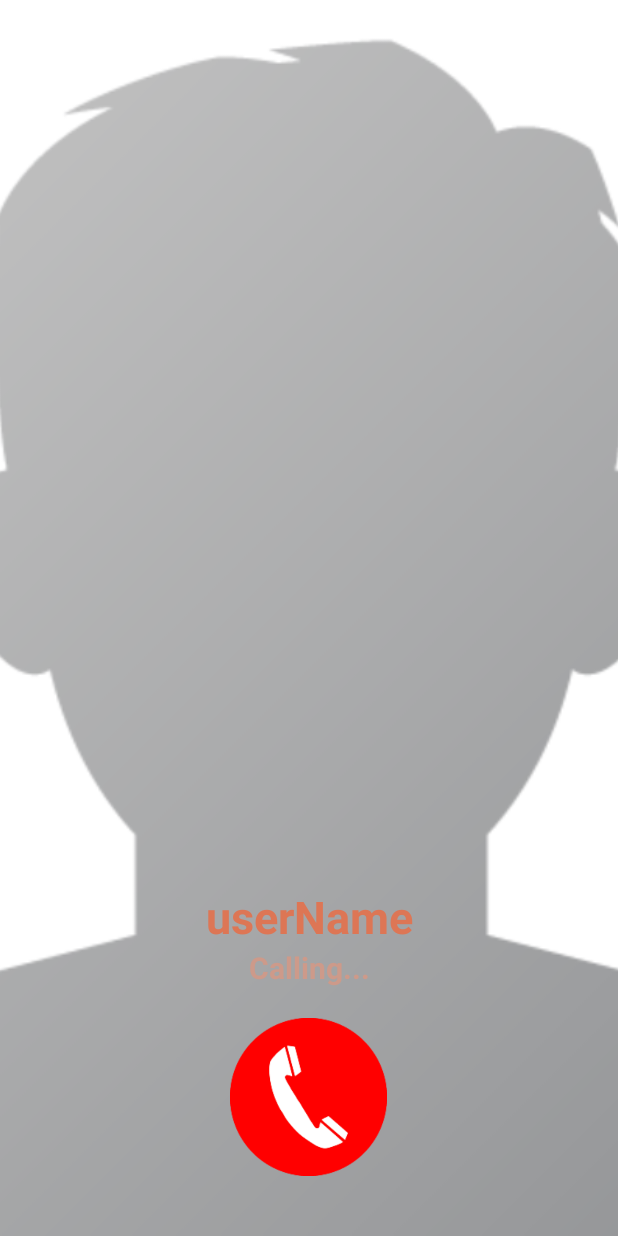
After one commit to saptarshisarkar555/gopshop, an Android app: the CallingActivity screen opened directly, with no data from a screen before it, on a phone screen of 412 x 824 dp. The commit adds this screen. Run offline under Robolectric (Android 15) with nearby library versions, the phone set to English and light mode, and no system bars; our stand-ins replace Firebase (no records; nobody signed in at launch, a user with empty details on screens opened directly), Picasso; pictures from the network do not load; 1 statement that could not run was skipped.

Commit message:
added video call feature but few error not fixed

```diff
--- a/app/build.gradle
+++ b/app/build.gradle
@@ -65,6 +65,11 @@ dependencies {
     implementation group: 'com.fasterxml.jackson.core', name: 'jackson-annotations', version: '2.9.2'
     implementation group: 'com.fasterxml.jackson.core', name: 'jackson-databind', version: '2.9.2'
     implementation 'androidx.multidex:multidex:2.0.0'
+    //videocall
+    implementation 'com.opentok.android:opentok-android-sdk:2.15.3'
+    implementation 'com.hbb20:ccp:2.1.9'
+    implementation 'pub.devrel:easypermissions:0.4.0'
+
     testImplementation 'junit:junit:4.12'
 }
 
--- /dev/null
+++ b/app/src/main/java/com/example/whatsapplite/CallingActivity.java
@@ -0,0 +1,289 @@
+package com.example.whatsapplite;
+
+import android.content.Intent;
+import android.media.MediaPlayer;
+import android.os.Bundle;
+import android.view.View;
+import android.widget.ImageView;
+import android.widget.TextView;
+
+import androidx.annotation.NonNull;
+import androidx.appcompat.app.AppCompatActivity;
+
+import com.google.android.gms.tasks.OnCompleteListener;
+import com.google.android.gms.tasks.Task;
+import com.google.firebase.auth.FirebaseAuth;
+import com.google.firebase.database.DataSnapshot;
+import com.google.firebase.database.DatabaseError;
+import com.google.firebase.database.DatabaseReference;
+import com.google.firebase.database.FirebaseDatabase;
+import com.google.firebase.database.ValueEventListener;
+import com.squareup.picasso.Picasso;
+
+import java.util.HashMap;
+
+public class CallingActivity extends AppCompatActivity {
+
+    private TextView nameContact;
+    private ImageView profileImage;
+    private ImageView cancelCallButton, acceptCallButton;
+    private String receiverUserId = "", receiverUserImage = "", receiverUserName = "";
+    private String senderUserId = "", senderUserImage = "", senderUserName = "", checker = "";
+    private String callingId = "", ringingId = "";
+    private DatabaseReference usersRef;
+
+    private MediaPlayer mediaPlayer;
+
+    @Override
+    protected void onCreate(Bundle savedInstanceState) {
+        super.onCreate(savedInstanceState);
+        setContentView(R.layout.activity_calling);
+
+        senderUserId = FirebaseAuth.getInstance().getCurrentUser().getUid();
+        receiverUserId = getIntent().getExtras().get("visit_user_id").toString();
+        usersRef = FirebaseDatabase.getInstance().getReference().child("Users");
+
+        nameContact = findViewById(R.id.username_calling);
+        profileImage = findViewById(R.id.profile_image_calling_Id);
+        cancelCallButton = findViewById(R.id.cancel_call_id);
+        acceptCallButton = findViewById(R.id.make_call_id);
+
+        mediaPlayer = MediaPlayer.create(this, R.raw.ringing);
+
+        cancelCallButton.setOnClickListener(new View.OnClickListener() {
+            @Override
+            public void onClick(View view) {
+
+                mediaPlayer.stop();
+
+                checker = "clicked";
+
+                cancelCallingUsers();
+            }
+        });
+
+        acceptCallButton.setOnClickListener(new View.OnClickListener() {
+            @Override
+            public void onClick(View view) {
+
+                mediaPlayer.stop();
+
+                final HashMap<String, Object> callingPickUpMap = new HashMap<>();
+                callingPickUpMap.put("picked", "picked");
+
+                usersRef.child(senderUserId)
+                        .child("Ringing")
+                        .updateChildren(callingPickUpMap)
+                        .addOnCompleteListener(new OnCompleteListener<Void>() {
+                            @Override
+                            public void onComplete(@NonNull Task<Void> task)
+                            {
+                                if (task.isSuccessful())
+                                {
+                                    Intent intent = new Intent(CallingActivity.this, VideoChatActivity.class);
+                                    startActivity(intent);
+                                }
+                            }
+                        });
+
+            }
+        });
+
+        getAndSetUserProfileInfo();
+    }
+
+    private void getAndSetUserProfileInfo() {
+
+        usersRef.addValueEventListener(new ValueEventListener() {
+            @Override
+            public void onDataChange(DataSnapshot dataSnapshot) {
+                if (dataSnapshot.child(receiverUserId).exists()) {
+                  //  receiverUserImage = dataSnapshot.child(receiverUserId).child("image").getValue().toString();
+                    Object messageReceiverImageObj = getIntent().getExtras().get("visit_image");
+                    if (messageReceiverImageObj != null) {
+                        receiverUserImage = messageReceiverImageObj.toString();
+                    } else {
+                        receiverUserImage = "default_image";
+                    }
+
+                    receiverUserName = dataSnapshot.child(receiverUserId).child("name").getValue().toString();
+
+                    nameContact.setText(receiverUserName);
+                    Picasso.get().load(receiverUserImage).placeholder(R.drawable.profile_image).into(profileImage);
+                }
+
+                if (dataSnapshot.child(senderUserId).exists()) {
+                    senderUserImage = dataSnapshot.child(senderUserId).child("image").getValue().toString();
+                    Object messageReceiverImageObj = getIntent().getExtras().get("visit_image");
+                    if (messageReceiverImageObj != null) {
+                        senderUserImage = messageReceiverImageObj.toString();
+                    } else {
+                        senderUserImage = "default_image";
+                    }
+
+                    senderUserName = dataSnapshot.child(senderUserId).child("name").getValue().toString();
+                }
+            }
+
+            @Override
+            public void onCancelled(DatabaseError databaseError) {
+
+            }
+        });
+    }
+
+    @Override
+    protected void onStart() {
+        super.onStart();
+        mediaPlayer.start();
+
+        usersRef.addListenerForSingleValueEvent(new ValueEventListener() {
+            @Override
+            public void onDataChange(DataSnapshot dataSnapshot) {
+                if (!checker.equals("clicked") && !dataSnapshot.hasChild("Calling") && !dataSnapshot.hasChild("Ringing")) {
+
+
+
+                    final HashMap<String, Object> callingInfo = new HashMap<>();
+                    callingInfo.put("calling", receiverUserId);
+
+                    usersRef.child(senderUserId)
+                            .child("Calling")
+                            .updateChildren(callingInfo)
+                            .addOnCompleteListener(new OnCompleteListener<Void>() {
+                                @Override
+                                public void onComplete(@NonNull Task<Void> task) {
+                                    if (task.isSuccessful()) {
+                                        final HashMap<String, Object> ringingInfo = new HashMap<>();
+                                        ringingInfo.put("ringing", senderUserId);
+
+                                        usersRef.child(receiverUserId)
+                                                .child("Ringing")
+                                                .updateChildren(ringingInfo);
+                                    }
+                                }
+                            });
+                    usersRef.addValueEventListener(new ValueEventListener() {
+                        @Override
+                        public void onDataChange(DataSnapshot dataSnapshot) {
+                            if (dataSnapshot.child(senderUserId).hasChild("Ringing") && !dataSnapshot.child(senderUserId).hasChild("Calling")) {
+                                acceptCallButton.setVisibility(View.VISIBLE);
+                            }
+
+
+                            if (dataSnapshot.child(receiverUserId).child("Ringing").hasChild("picked"))
+                            {
+                                mediaPlayer.stop();
+
+                                Intent intent = new Intent(CallingActivity.this, VideoChatActivity.class);
+                                startActivity(intent);
+                            }
+
+                        }
+
+                        @Override
+                        public void onCancelled(DatabaseError databaseError) {
+
+                        }
+                    });
+                }
+            }
+
+            @Override
+            public void onCancelled(DatabaseError databaseError) {
+
+            }
+        });
+    }
+
+    private void cancelCallingUsers() {
+
+        //-------------------------------------------from sender side
+        usersRef.child(senderUserId)
+                .child("Calling")
+                .addListenerForSingleValueEvent(new ValueEventListener() {
+                    @Override
+                    public void onDataChange(DataSnapshot dataSnapshot) {
+                        if (dataSnapshot.exists() && dataSnapshot.hasChild("calling")) {
+                            callingId = dataSnapshot.child("calling").getValue().toString();
+
+                            usersRef.child(callingId)
+                                    .child("Ringing")
+                                    .removeValue()
+                                    .addOnCompleteListener(new OnCompleteListener<Void>() {
+                                        @Override
+                                        public void onComplete(@NonNull Task<Void> task) {
+
+                                            if (task.isSuccessful()) {
+                                                usersRef.child(senderUserId)
+                                                        .child("Calling")
+                                                        .removeValue()
+                                                        .addOnCompleteListener(new OnCompleteListener<Void>() {
+                                                            @Override
+                                                            public void onComplete(@NonNull Task<Void> task) {
+                                                                startActivity(new Intent(CallingActivity.this, MainActivity.class));
+                                                                finish();
+                                                            }
+                                                        });
+                                            }
+
+                                        }
+                                    });
+
+                        }else{
+                            startActivity(new Intent(CallingActivity.this, MainActivity.class));
+                            finish();
+                        }
+                    }
+
+                    @Override
+                    public void onCancelled(DatabaseError databaseError) {
+
+                    }
+                });
+
+        //-------------------------------------------from receiver side
+        usersRef.child(senderUserId)
+                .child("Ringing")
+                .addListenerForSingleValueEvent(new ValueEventListener() {
+                    @Override
+                    public void onDataChange(DataSnapshot dataSnapshot) {
+                        if (dataSnapshot.exists() && dataSnapshot.hasChild("ringing")) {
+                            ringingId = dataSnapshot.child("ringing").getValue().toString();
+
+                            usersRef.child(ringingId)
+                                    .child("Calling")
+                                    .removeValue()
+                                    .addOnCompleteListener(new OnCompleteListener<Void>() {
+                                        @Override
+                                        public void onComplete(@NonNull Task<Void> task) {
+
+                                            if (task.isSuccessful()) {
+                                                usersRef.child(senderUserId)
+                                                        .child("Ringing")
+                                                        .removeValue()
+                                                        .addOnCompleteListener(new OnCompleteListener<Void>() {
+                                                            @Override
+                                                            public void onComplete(@NonNull Task<Void> task) {
+                                                                startActivity(new Intent(CallingActivity.this, MainActivity.class));
+                                                                finish();
+                                                            }
+                                                        });
+                                            }
+
+                                        }
+                                    });
+
+                        }else{
+                            startActivity(new Intent(CallingActivity.this, MainActivity.class));
+                            finish();
+                        }
+                    }
+
+                    @Override
+                    public void onCancelled(DatabaseError databaseError) {
+
+                    }
+                });
+    }
+}
--- /dev/null
+++ b/app/src/main/res/drawable/video_call_icon.xml
@@ -0,0 +1,5 @@
+<vector android:height="24dp" android:tint="#FFFFFF"
+    android:viewportHeight="24" android:viewportWidth="24"
+    android:width="24dp" xmlns:android="http://schemas.android.com/apk/res/android">
+    <path android:fillColor="@android:color/white" android:pathData="M17,10.5V7c0,-0.55 -0.45,-1 -1,-1H4c-0.55,0 -1,0.45 -1,1v10c0,0.55 0.45,1 1,1h12c0.55,0 1,-0.45 1,-1v-3.5l4,4v-11l-4,4zM14,13h-3v3H9v-3H6v-2h3V8h2v3h3v2z"/>
+</vector>
--- /dev/null
+++ b/app/src/main/res/layout/activity_calling.xml
@@ -0,0 +1,67 @@
+<?xml version="1.0" encoding="utf-8"?>
+<RelativeLayout xmlns:android="http://schemas.android.com/apk/res/android"
+    xmlns:tools="http://schemas.android.com/tools"
+    android:layout_width="match_parent"
+    android:layout_height="match_parent"
+    tools:context=".CallingActivity">
+
+    <ImageView
+        android:id="@+id/profile_image_calling_Id"
+        android:layout_width="match_parent"
+        android:layout_height="match_parent"
+        android:scaleType="centerCrop"
+        android:src="@drawable/profile_image"></ImageView>
+
+    <TextView
+        android:id="@+id/username_calling"
+        android:layout_width="match_parent"
+        android:layout_height="wrap_content"
+        android:layout_above="@+id/txt"
+        android:gravity="center"
+        android:maxLines="5"
+        android:text="userName"
+        android:textColor="@color/colorPrimary"
+        android:textSize="30sp"
+        android:textStyle="bold" />
+
+    <TextView
+        android:id="@+id/txt"
+        android:layout_width="match_parent"
+        android:layout_height="wrap_content"
+        android:layout_above="@+id/linear_layout_calling1"
+        android:gravity="center"
+        android:maxLines="5"
+        android:text="Calling..."
+        android:layout_marginBottom="20dp"
+        android:textColor="@color/colorAccent"
+        android:textSize="20sp"
+        android:textStyle="bold" />
+
+    <LinearLayout
+        android:id="@+id/linear_layout_calling1"
+        android:layout_width="match_parent"
+        android:layout_height="wrap_content"
+        android:layout_alignParentBottom="true"
+        android:layout_marginBottom="40dp"
+        android:gravity="center"
+        android:orientation="horizontal">
+
+        <ImageView
+            android:id="@+id/make_call_id"
+            android:layout_width="120dp"
+            android:layout_height="120dp"
+            android:layout_marginRight="60dp"
+            android:visibility="gone"
+            android:src="@drawable/make_call" />
+
+        <ImageView
+            android:id="@+id/cancel_call_id"
+            android:layout_width="110dp"
+            android:layout_height="105dp"
+            android:src="@drawable/cancel_call" />
+
+
+    </LinearLayout>
+
+
+</RelativeLayout>
--- a/build.gradle
+++ b/build.gradle
@@ -22,6 +22,8 @@ allprojects {
     repositories {
         google()
         jcenter()
+             maven { url 'https://maven.google.com' }
+             maven { url 'http://tokbox.bintray.com/maven' }
 
     }
 }
```
Also changed, not shown: app/src/main/AndroidManifest.xml (+11 -4 lines), app/src/main/java/com/example/whatsapplite/ChatActivity.java (+46 -1 lines), app/src/main/java/com/example/whatsapplite/VideoChatActivity.java (added, +213 -0 lines), app/src/main/res/layout/activity_video_chat.xml (added, +40 -0 lines), app/src/main/res/layout/custom_chat_bar.xml (+18 -9 lines), app/src/main/res/drawable/cancel_call.png (added), app/src/main/res/drawable/make_call.png (added), app/src/main/res/drawable/profile_activity.png (deleted), 1 other file.
